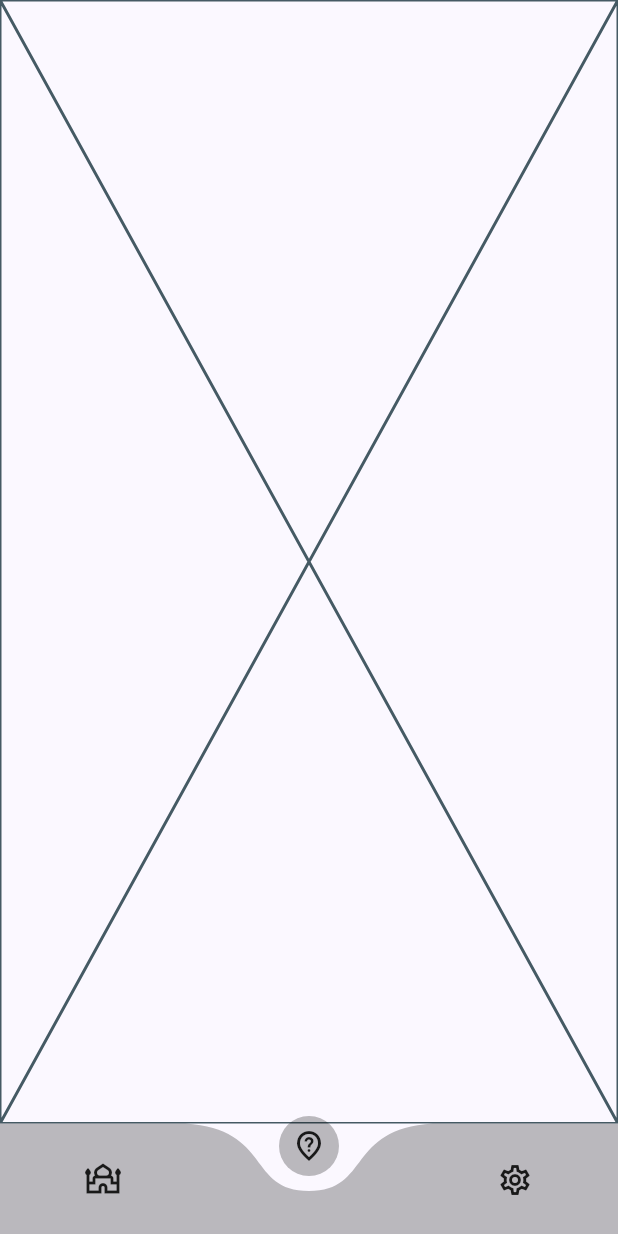
After one commit to aksoyalpi/Prayers, a Flutter app: the MyHomePage screen opened directly, item 2 of the bottom bar chosen, on a phone screen of 412 x 824 dp. The commit adds this screen. Run offline on Flutter 3.47's test engine with Material 3 defaults, Android fonts, the phone set to English and light mode, and no system bars; drawn by our look-alikes of curved_navigation_bar; our stand-ins replace connectivity_plus, flutter_local_notifications, flutter_timezone, google_fonts, internet_connection_checker, location and 5 more; missing offline and left inert: jhijri; accounts and stored records are empty; generated files the repository leaves out were written again; network calls fail.

Commit message:
added New Home Page to manage the other pages; Also added Curved bottom app bar so (because i need new page for qibla finder)

```diff
--- a/lib/main.dart
+++ b/lib/main.dart
@@ -1,9 +1,10 @@
 import 'package:flutter/material.dart';
 import 'package:flutter/services.dart';
 import 'package:flutter_local_notifications/flutter_local_notifications.dart';
-import 'package:prayer_times/pages/HomePage/home_page.dart';
+import 'package:prayer_times/pages/HomePage/prayer_times_page.dart';
 import 'package:prayer_times/pages/HomePage/notification_dialog.dart';
 import 'package:prayer_times/pages/Introduction/introduction_page.dart';
+import 'package:prayer_times/pages/home_page.dart';
 import 'package:prayer_times/prayer_times.dart';
 import 'package:shared_preferences/shared_preferences.dart';
 import 'package:flutter_gen/gen_l10n/app_localizations.dart';
--- a/lib/pages/Introduction/introduction_page.dart
+++ b/lib/pages/Introduction/introduction_page.dart
@@ -1,11 +1,12 @@
 import 'package:flutter/material.dart';
-import 'package:prayer_times/pages/HomePage/home_page.dart';
+import 'package:prayer_times/pages/HomePage/prayer_times_page.dart';
 import 'package:smooth_page_indicator/smooth_page_indicator.dart';
 import 'package:flutter_gen/gen_l10n/app_localizations.dart';
 
 import '../../consts/strings.dart';
 import '../../location.dart';
 import '../../main.dart';
+import '../home_page.dart';
 import 'introduction1.dart';
 import 'introduction2.dart';
 import 'introduction3.dart';
--- /dev/null
+++ b/lib/pages/QiblaFinderPage/qibla_page.dart
@@ -0,0 +1,15 @@
+import 'package:flutter/cupertino.dart';
+
+class QiblaFinderPage extends StatefulWidget {
+  const QiblaFinderPage({super.key});
+
+  @override
+  State<QiblaFinderPage> createState() => _QiblaFinderPageState();
+}
+
+class _QiblaFinderPageState extends State<QiblaFinderPage> {
+  @override
+  Widget build(BuildContext context) {
+    return const Placeholder();
+  }
+}
--- a/lib/pages/Settings/settings.dart
+++ b/lib/pages/Settings/settings.dart
@@ -48,11 +48,11 @@ class _SettingsState extends State<Settings> {
       appBar: AppBar(
         leading: const Icon(Icons.settings),
         title: Text(AppLocalizations.of(context)!.settings),
-        actions: [
+        /*actions: [
           TextButton(
               onPressed: () => {Navigator.of(context).pop("save")},
               child: Text(AppLocalizations.of(context)!.save))
-        ],
+        ],*/
       ),
       body: SettingsList(
         sections: [
--- /dev/null
+++ b/lib/pages/home_page.dart
@@ -0,0 +1,43 @@
+import 'package:curved_navigation_bar/curved_navigation_bar.dart';
+import 'package:flutter/material.dart';
+import 'package:prayer_times/pages/HomePage/prayer_times_page.dart';
+import 'package:prayer_times/pages/QiblaFinderPage/qibla_page.dart';
+
+import 'Settings/settings.dart';
+
+class MyHomePage extends StatefulWidget {
+  const MyHomePage({super.key});
+
+  @override
+  State<MyHomePage> createState() => _MyHomePageState();
+}
+
+class _MyHomePageState extends State<MyHomePage> {
+  int pageIndex = 0;
+
+
+  @override
+  Widget build(BuildContext context) {
+    return Scaffold(
+      bottomNavigationBar: CurvedNavigationBar(
+        backgroundColor: Theme.of(context).backgroundColor,
+        color: Colors.black26,
+        animationDuration: const Duration(milliseconds: 300),
+        onTap: (value) {
+          setState(() {
+            pageIndex = value;
+          });
+        },
+        items: const [
+          Icon(Icons.mosque_outlined),
+          Icon(Icons.not_listed_location_outlined),
+          Icon(Icons.settings_outlined)
+        ],),
+      body: [
+        PrayerTimesPage(),
+        QiblaFinderPage(),
+        Settings(),
+      ][pageIndex],
+    );
+  }
+}
--- a/pubspec.yaml
+++ b/pubspec.yaml
@@ -54,6 +54,8 @@ dependencies:
   smooth_page_indicator: ^1.1.0
   lottie: ^2.7.0
   google_places_flutter: ^2.0.6
+  flutter_qiblah: ^2.2.0
+  curved_navigation_bar: ^1.0.3
 
 flutter_icons:
   android: true
```
Also changed, not shown: lib/pages/HomePage/prayer_times_page.dart (renamed from lib/pages/HomePage/home_page.dart, +14 -7 lines), lib/time.dart (+9 -0 lines), pubspec.lock.
